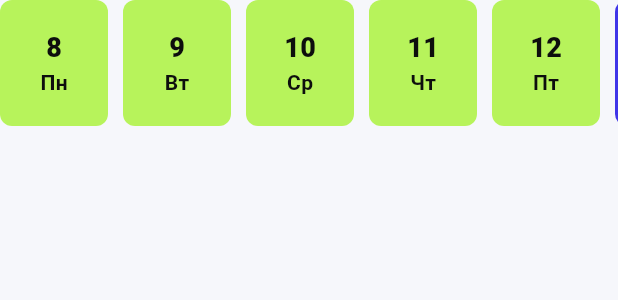
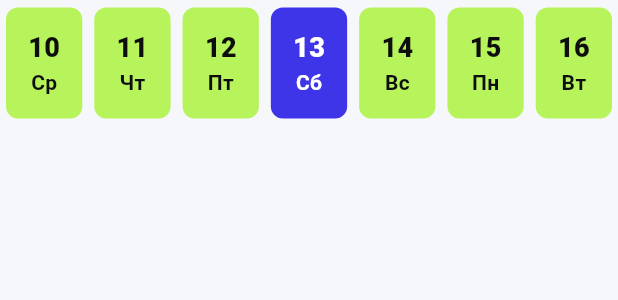
Before and after one commit to Kurdukov/AngryCoach, a Flutter app: the _WeekStrip widget shown alone on an empty page, opened directly with empty values, on a phone screen of 412 x 824 dp. Shown: the top 300 px of the screen. Run offline on Flutter 3.47's test engine with Material 3 defaults, Android fonts, the phone set to English and light mode, and no system bars; our stand-ins replace flutter_local_notifications, shared_preferences, timezone; accounts and stored records are empty.

Commit message:
Center current day on home

```diff
--- a/lib/screens/home_screen.dart
+++ b/lib/screens/home_screen.dart
@@ -184,19 +184,7 @@ class _HomeScreenState extends State<HomeScreen> {
                   crossAxisAlignment: CrossAxisAlignment.center,
                   children: [
                     Expanded(
-                      child: Column(
-                        crossAxisAlignment: CrossAxisAlignment.start,
-                        children: [
-                          Text(
-                            'Сегодня',
-                            style: Theme.of(context).textTheme.bodyLarge
-                                ?.copyWith(
-                                  color: AppColors.muted,
-                                  fontWeight: FontWeight.w800,
-                                ),
-                          ),
-                          const SizedBox(height: 4),
-                          Text(
+                      child: Text(
                         _headlineText(),
                         maxLines: 2,
                         overflow: TextOverflow.ellipsis,
@@ -206,8 +194,6 @@ class _HomeScreenState extends State<HomeScreen> {
                               fontWeight: FontWeight.w900,
                               height: 0.95,
                             ),
-                          ),
-                        ],
                       ),
                     ),
                     _ThemeToggle(),
@@ -301,31 +287,35 @@ class _WeekStrip extends StatelessWidget {
   @override
   Widget build(BuildContext context) {
     final today = DateTime.now();
-    final start = today.subtract(Duration(days: today.weekday - 1));
+    final start = today.subtract(const Duration(days: 3));
     final days = List.generate(7, (index) => start.add(Duration(days: index)));
     const labels = ['Пн', 'Вт', 'Ср', 'Чт', 'Пт', 'Сб', 'Вс'];
 
     return SizedBox(
       height: 84,
-      child: ListView.separated(
-        scrollDirection: Axis.horizontal,
-        itemCount: days.length,
-        separatorBuilder: (_, _) => const SizedBox(width: 10),
-        itemBuilder: (context, index) {
-          final day = days[index];
-          final selected =
-              day.day == today.day &&
-              day.month == today.month &&
-              day.year == today.year;
-          return _DayChip(
+      child: Row(
+        children: days.map((day) {
+          final selected = _isSameDay(day, today);
+          return Expanded(
+            child: Padding(
+              padding: const EdgeInsets.symmetric(horizontal: 4),
+              child: _DayChip(
                 day: day.day.toString(),
-            label: labels[index],
+                label: labels[day.weekday - 1],
                 selected: selected,
                 status: _statusFor(day),
-          );
-        },
+              ),
             ),
           );
+        }).toList(),
+      ),
+    );
+  }
+
+  bool _isSameDay(DateTime day, DateTime anotherDay) {
+    return day.day == anotherDay.day &&
+        day.month == anotherDay.month &&
+        day.year == anotherDay.year;
   }
 
   DailyStatus _statusFor(DateTime day) {
@@ -366,7 +356,6 @@ class _DayChip extends StatelessWidget {
     };
 
     return SizedBox(
-      width: 72,
       height: 74,
       child: DecoratedBox(
         decoration: BoxDecoration(
```
Lines whose indentation alone changed are shown as unchanged.
